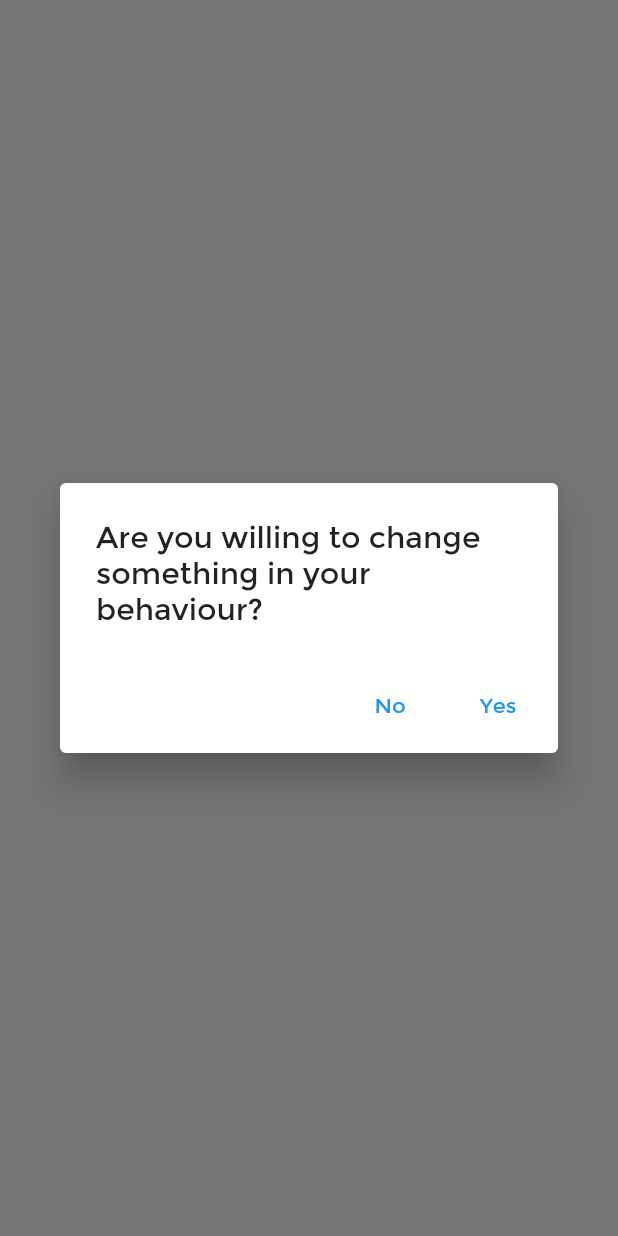
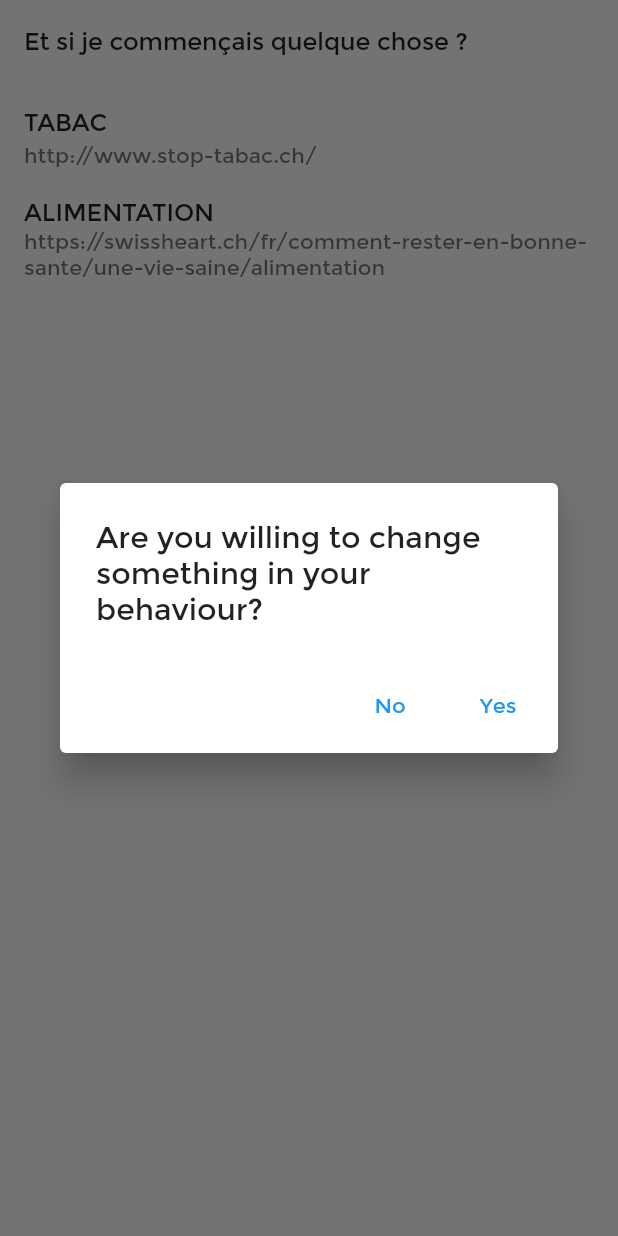
Before and after one commit to ndevanthery/HealthSim, a Flutter app: the screen it shows after launch, after a tap on "Links", on a phone screen of 412 x 824 dp. Run offline on Flutter 3.47's test engine with Material 2 defaults, Android fonts, the phone set to English and light mode, and no system bars; our stand-ins replace cloud_firestore, csv, firebase_auth, firebase_core, firebase_messaging, loading_indicator and 2 more; missing offline and left inert: survey_kit; accounts and stored records are empty; generated files the repository leaves out were written again.

Commit message:
Added the links

```diff
--- a/lib/linksPage.dart
+++ b/lib/linksPage.dart
@@ -65,7 +65,31 @@ class _LinksState extends State<Links> {
 
   @override
   Widget build(BuildContext context) {
-    return Container();
+    return Material(
+      child: ListView(
+        children: [
+          ListTile(
+            title: Text('Et si je commençais quelque chose ?'),
+          ),
+          ListTile(
+            title: Text('TABAC'),
+            subtitle: Text('http://www.stop-tabac.ch/'),
+            onTap: () {
+              // Navigate to the link
+            },
+          ),
+          ListTile(
+            title: Text('ALIMENTATION'),
+            subtitle: Text(
+                'https://swissheart.ch/fr/comment-rester-en-bonne-sante/une-vie-saine/alimentation'),
+            onTap: () {
+              // Navigate to the link
+            },
+          ),
+          // Add more links here
+        ],
+      ),
+    );
   }
 
   Future<void> _askNotificationPermission(BuildContext context) async {
--- a/pubspec.yaml
+++ b/pubspec.yaml
@@ -51,6 +51,7 @@ dependencies:
   csv: ^5.0.1
   firebase_messaging: ^14.4.1
   http: ^0.13.4
+  url_launcher: ^6.1.10
 
 
 dev_dependencies:
```
Also changed, not shown: lib/l10n/app_en.arb (+14 -1 lines), lib/l10n/app_fr.arb (+40 -0 lines), pubspec.lock, 5 other files.
